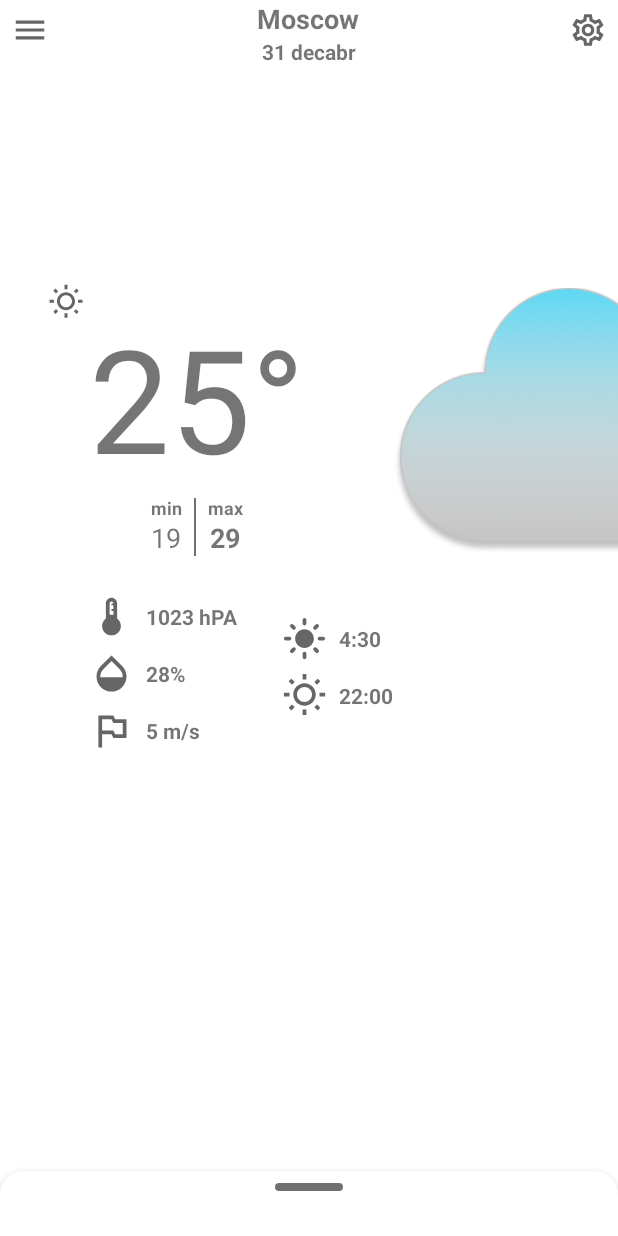
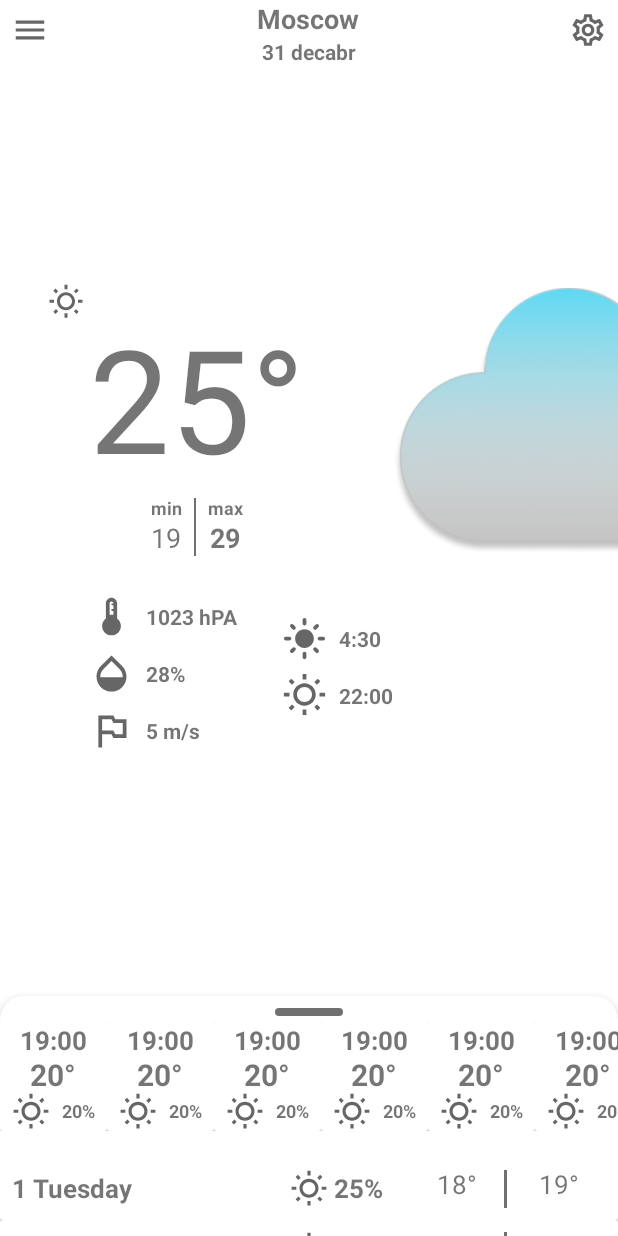
Before and after one commit to PrilepskiyAE/SimpleWeatherApp, an Android app: the screen it shows after launch (MainActivity), on a phone screen of 412 x 824 dp. Run offline under Robolectric (Android 15) with nearby library versions, the phone set to English and light mode, and no system bars; Roboto replaces fonts that are not available here.

```diff
--- a/app/src/main/java/com/ambrella/simpleweatherapp/MainActivity.kt
+++ b/app/src/main/java/com/ambrella/simpleweatherapp/MainActivity.kt
@@ -2,12 +2,30 @@ package com.ambrella.simpleweatherapp
 
 import androidx.appcompat.app.AppCompatActivity
 import android.os.Bundle
+import androidx.recyclerview.widget.LinearLayoutManager
+import com.ambrella.simpleweatherapp.view.adapter.MainDailyListAdapter
+import com.ambrella.simpleweatherapp.view.adapter.MainHourlyListAdapter
 import kotlinx.android.synthetic.main.activity_main.*
 
 class MainActivity : AppCompatActivity() {
     override fun onCreate(savedInstanceState: Bundle?) {
         super.onCreate(savedInstanceState)
         setContentView(R.layout.activity_main)
+       initViews()
+main_hourly_list.apply {
+    adapter= MainHourlyListAdapter()
+    layoutManager = LinearLayoutManager(context,LinearLayoutManager.HORIZONTAL,false)
+    setHasFixedSize(true)
+}
+        main_daily_list.apply {
+            adapter=MainDailyListAdapter()
+            layoutManager=LinearLayoutManager(context,LinearLayoutManager.VERTICAL,false)
+            setHasFixedSize(true)
+        }
+
+    }
+    fun initViews()
+    {
         main_city_name_tv.text="Moscow"
         main_date_tv.text="31 decabr"
         main_weather_condition_icon.setImageResource(R.drawable.ic_outline_wb_sunny_24)
--- /dev/null
+++ b/app/src/main/java/com/ambrella/simpleweatherapp/view/adapter/MainDailyListAdapter.kt
@@ -0,0 +1,28 @@
+package com.ambrella.simpleweatherapp.view.adapter
+
+import android.view.LayoutInflater
+import android.view.View
+import android.view.ViewGroup
+import androidx.recyclerview.widget.RecyclerView
+import com.ambrella.simpleweatherapp.R
+
+class MainDailyListAdapter: RecyclerView.Adapter<MainDailyListAdapter.DailyViewHolder>() {
+
+    override fun onCreateViewHolder(parent: ViewGroup, viewType: Int): DailyViewHolder {
+        val view= LayoutInflater.from(parent.context).inflate(R.layout.item_main_daily,parent,false)
+        return DailyViewHolder(view)
+    }
+
+    override fun onBindViewHolder(holder: DailyViewHolder, position: Int) {
+
+    }
+
+    override fun getItemCount(): Int =10
+
+
+
+    inner class DailyViewHolder(view: View):RecyclerView.ViewHolder(view)
+    {
+
+    }
+}
--- /dev/null
+++ b/app/src/main/java/com/ambrella/simpleweatherapp/view/adapter/MainHourlyListAdapter.kt
@@ -0,0 +1,27 @@
+package com.ambrella.simpleweatherapp.view.adapter
+
+import android.view.LayoutInflater
+import android.view.View
+import android.view.ViewGroup
+import androidx.recyclerview.widget.RecyclerView
+import com.ambrella.simpleweatherapp.R
+
+class MainHourlyListAdapter:RecyclerView.Adapter<MainHourlyListAdapter.HourViewHolder>() {
+
+    override fun onCreateViewHolder(parent: ViewGroup, viewType: Int): HourViewHolder {
+        val view=LayoutInflater.from(parent.context).inflate(R.layout.item_main_hourly,parent,false)
+        return HourViewHolder(view)
+    }
+
+    override fun onBindViewHolder(holder: HourViewHolder, position: Int) {
+
+    }
+
+    override fun getItemCount(): Int = 10
+
+    inner class HourViewHolder(view:View):RecyclerView.ViewHolder(view){
+
+    }
+
+
+}
--- a/app/src/main/res/layout/item_main_daily.xml
+++ b/app/src/main/res/layout/item_main_daily.xml
@@ -1,6 +1,93 @@
 <?xml version="1.0" encoding="utf-8"?>
-<androidx.constraintlayout.widget.ConstraintLayout xmlns:android="http://schemas.android.com/apk/res/android"
+<androidx.cardview.widget.CardView xmlns:android="http://schemas.android.com/apk/res/android"
     android:layout_width="match_parent"
-    android:layout_height="match_parent">
+    android:layout_height="wrap_content"
+    xmlns:app="http://schemas.android.com/apk/res-auto">
+    <androidx.constraintlayout.widget.ConstraintLayout
+        android:layout_marginStart="8dp"
+        android:layout_marginEnd="8dp"
+        android:paddingBottom="8dp"
+        android:paddingTop="8dp"
+        android:layout_width="match_parent"
+        android:layout_height="wrap_content">
 
-</androidx.constraintlayout.widget.ConstraintLayout>
+        <com.google.android.material.textview.MaterialTextView
+            android:layout_width="wrap_content"
+            android:layout_height="wrap_content"
+            style="@style/MainTextViewStyle"
+            android:id="@+id/item_daily_date_tv"
+            android:layout_gravity="center_horizontal"
+            android:includeFontPadding="false"
+            android:textSize="17sp"
+            app:layout_constraintTop_toTopOf="parent"
+            app:layout_constraintStart_toStartOf="parent"
+            app:layout_constraintBottom_toBottomOf="parent"
+            android:text="1 Tuesday"
+            />
+        <ImageView
+            android:id="@+id/item_daily_weather_condition_icon"
+            android:layout_width="25dp"
+            android:layout_height="25dp"
+            android:src="@drawable/ic_outline_wb_sunny_24"
+            app:layout_constraintStart_toStartOf="parent"
+            app:layout_constraintEnd_toEndOf="parent"
+            app:layout_constraintBottom_toBottomOf="parent"
+            app:layout_constraintTop_toTopOf="parent"/>
+
+        <com.google.android.material.textview.MaterialTextView
+            android:layout_width="wrap_content"
+            android:layout_height="wrap_content"
+            style="@style/MainTextViewStyle"
+            android:id="@+id/item_daily_pop_tv"
+            android:layout_marginStart="4dp"
+            android:layout_gravity="center_horizontal"
+            android:includeFontPadding="false"
+            android:textSize="17sp"
+            android:text="25%"
+            app:layout_constraintStart_toEndOf="@id/item_daily_weather_condition_icon"
+            app:layout_constraintTop_toTopOf="parent"
+            app:layout_constraintBottom_toBottomOf="parent" />
+        <com.google.android.material.textview.MaterialTextView
+            android:layout_width="40dp"
+            android:layout_height="wrap_content"
+            android:id="@+id/item_daily_min_temp_tv"
+            android:gravity="end"
+            android:layout_marginEnd="18dp"
+            android:includeFontPadding="false"
+            android:textSize="17sp"
+            app:layout_constraintTop_toTopOf="parent"
+            app:layout_constraintTop_toBottomOf="parent"
+            app:layout_constraintEnd_toEndOf="parent"
+            android:text="19\u00B0"
+            />
+
+        <LinearLayout
+            android:id="@+id/item_daily_divinder"
+            android:layout_width="2dp"
+            android:layout_height="0dp"
+            android:layout_marginEnd="8dp"
+            android:background="@color/divaderColor"
+            android:orientation="vertical"
+            app:layout_constraintBottom_toBottomOf="parent"
+            app:layout_constraintEnd_toStartOf="@id/item_daily_min_temp_tv"
+            app:layout_constraintTop_toBottomOf="parent"
+            app:layout_constraintTop_toTopOf="parent" />
+
+        <com.google.android.material.textview.MaterialTextView
+            android:layout_width="40dp"
+            android:layout_height="wrap_content"
+            android:id="@+id/item_daily_max_temp_tv"
+            android:gravity="end"
+            android:layout_marginEnd="18dp"
+            android:includeFontPadding="false"
+            android:textSize="17sp"
+            app:layout_constraintTop_toTopOf="parent"
+            app:layout_constraintTop_toBottomOf="parent"
+            app:layout_constraintEnd_toStartOf="@id/item_daily_divinder"
+            android:text="18\u00B0"
+            />
+
+
+    </androidx.constraintlayout.widget.ConstraintLayout>
+
+</androidx.cardview.widget.CardView>
--- a/app/src/main/res/layout/item_main_hourly.xml
+++ b/app/src/main/res/layout/item_main_hourly.xml
@@ -1,7 +1,7 @@
 <?xml version="1.0" encoding="utf-8"?>
 <androidx.cardview.widget.CardView xmlns:android="http://schemas.android.com/apk/res/android"
-    android:layout_width="match_parent"
-    android:layout_height="match_parent"
+    android:layout_width="wrap_content"
+    android:layout_height="wrap_content"
     xmlns:tools="http://schemas.android.com/tools">
 <LinearLayout
     android:layout_width="wrap_content"
@@ -14,7 +14,7 @@
         android:layout_height="wrap_content"
         android:layout_gravity="center_horizontal"
         android:textSize="17sp"
-        tools:text="19:00"/>
+        android:text="19:00"/>
     <com.google.android.material.textview.MaterialTextView
         android:layout_width="wrap_content"
         android:layout_height="wrap_content"
@@ -23,7 +23,7 @@
         android:layout_gravity="center_horizontal"
         android:includeFontPadding="false"
         android:textSize="20sp"
-        tools:text="20\u00B0"/>
+        android:text="20\u00B0"/>
     <LinearLayout
         android:layout_width="wrap_content"
         android:layout_height="wrap_content"
@@ -34,7 +34,7 @@
             android:id="@+id/item_hourly_weather_condition_icon"
             android:layout_width="25dp"
             android:layout_height="25dp"
-            tools:src="@drawable/ic_outline_wb_sunny_24"/>
+            android:src="@drawable/ic_outline_wb_sunny_24"/>
         <com.google.android.material.textview.MaterialTextView
             android:layout_width="wrap_content"
             android:layout_height="wrap_content"
@@ -44,7 +44,7 @@
             android:id="@+id/item_hourly_pop_tv"
             android:includeFontPadding="false"
             android:textSize="12sp"
-            tools:text="20%"/>
+            android:text="20%"/>
 
 
 
```
